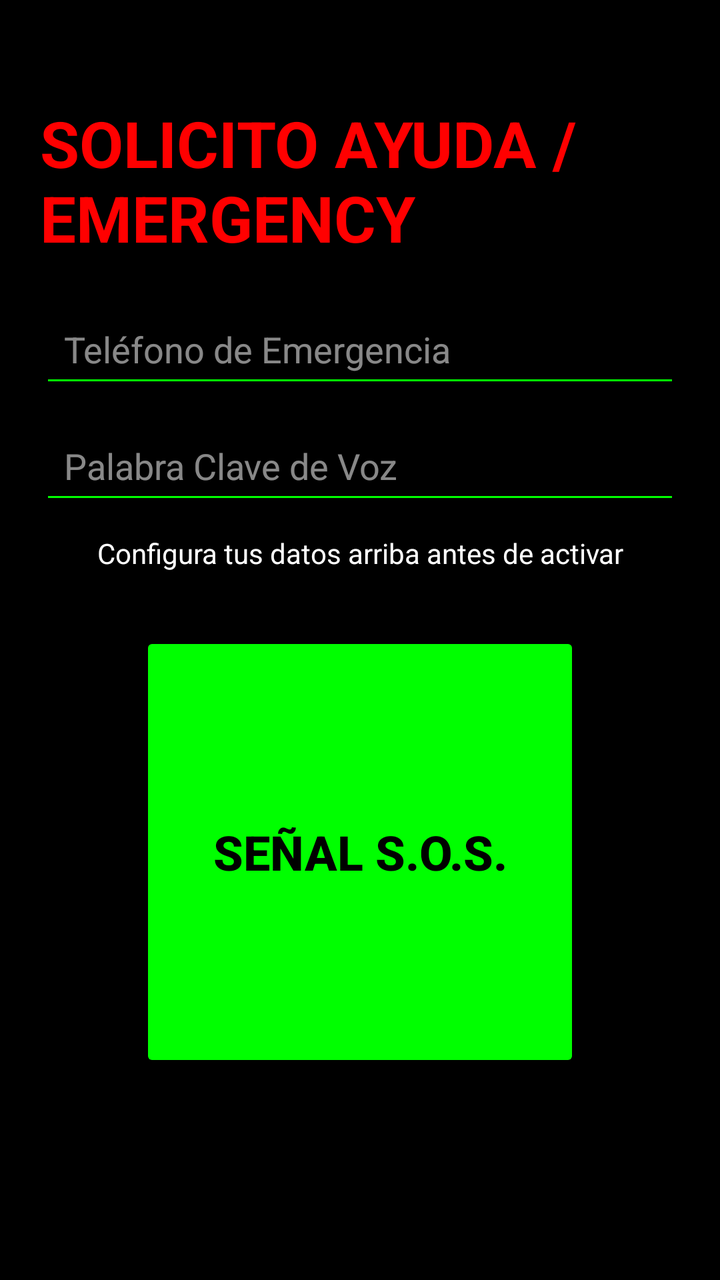
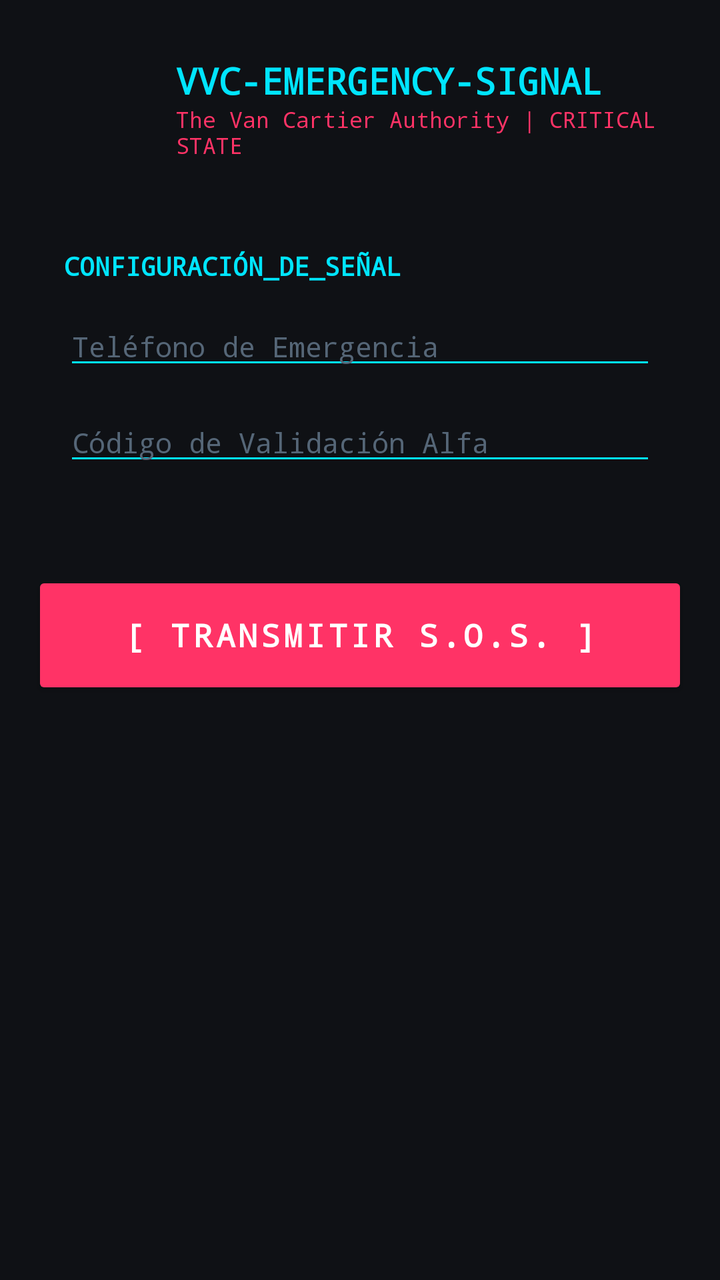

The first picture is an Android layout as it rendered before a commit; the second is the same layout after the commit. The layout source and the unified diff follow.
<!-- AndroidManifest.xml: application theme Theme.VVCEMERGENCYSIGNAL -->
<!-- res/layout/activity_main.xml -->
<RelativeLayout xmlns:android="http://schemas.android.com/apk/res/android"
    android:layout_width="match_parent"
    android:layout_height="match_parent"
    android:background="#000000"
    android:padding="20dp">

    <TextView
        android:id="@+id/txtEmergency"
        android:layout_width="wrap_content"
        android:layout_height="wrap_content"
        android:text="SOLICITO AYUDA / EMERGENCY"
        android:textColor="#FF0000"
        android:textSize="32sp"
        android:textStyle="bold"
        android:layout_centerHorizontal="true"
        android:layout_marginTop="30dp"/>

    <LinearLayout
        android:id="@+id/configContainer"
        android:layout_width="match_parent"
        android:layout_height="wrap_content"
        android:layout_below="@id/txtEmergency"
        android:layout_marginTop="20dp"
        android:orientation="vertical">

        <EditText
            android:id="@+id/etEmergencyContact"
            android:layout_width="match_parent"
            android:layout_height="wrap_content"
            android:hint="Teléfono de Emergencia"
            android:textColor="#FFFFFF"
            android:textColorHint="#88FFFFFF"
            android:backgroundTint="#00FF00"
            android:inputType="phone"
            android:padding="12dp"
            android:layout_marginBottom="10dp"/>

        <EditText
            android:id="@+id/etVoiceCodeWord"
            android:layout_width="match_parent"
            android:layout_height="wrap_content"
            android:hint="Palabra Clave de Voz"
            android:textColor="#FFFFFF"
            android:textColorHint="#88FFFFFF"
            android:backgroundTint="#00FF00"
            android:inputType="text"
            android:padding="12dp"/>
    </LinearLayout>

    <TextView
        android:id="@+id/txtContact"
        android:layout_width="wrap_content"
        android:layout_height="wrap_content"
        android:text="Configura tus datos arriba antes de activar"
        android:textColor="#FFFFFF"
        android:textSize="14sp"
        android:layout_below="@id/configContainer"
        android:layout_centerHorizontal="true"
        android:layout_marginTop="10dp"
        android:gravity="center"/>

    <Button
        android:id="@+id/btnTrigger"
        android:layout_width="220dp"
        android:layout_height="220dp"
        android:layout_centerInParent="true"
        android:layout_below="@id/txtContact"
        android:layout_marginTop="30dp"
        android:backgroundTint="#00FF00"
        android:text="SEÑAL S.O.S."
        android:textColor="#000000"
        android:textSize="24sp"
        android:textStyle="bold" />
</RelativeLayout>
<!-- resources referenced by this layout -->
<resources>
  <style name="Theme.VVCEMERGENCYSIGNAL" parent="Theme.AppCompat.NoActionBar">
          <item name="colorPrimary">#000000</item>
          <item name="colorPrimaryDark">#000000</item>
          <item name="colorAccent">#00FF00</item>
      </style>
</resources>

<!-- the commit's change to res/layout/activity_main.xml (unified diff, before → after) -->
@@ -1,74 +1,110 @@
-<RelativeLayout xmlns:android="http://schemas.android.com/apk/res/android"
+<?xml version="1.0" encoding="utf-8"?>
+<LinearLayout xmlns:android="http://schemas.android.com/apk/res/android"
+    xmlns:app="http://schemas.android.com/apk/res-auto"
     android:layout_width="match_parent"
     android:layout_height="match_parent"
-    android:background="#000000"
-    android:padding="20dp">
+    android:background="#0F1115"
+    android:orientation="vertical"
+    android:padding="16dp">
 
-    <TextView
-        android:id="@+id/txtEmergency"
-        android:layout_width="wrap_content"
-        android:layout_height="wrap_content"
-        android:text="SOLICITO AYUDA / EMERGENCY"
-        android:textColor="#FF0000"
-        android:textSize="32sp"
-        android:textStyle="bold"
-        android:layout_centerHorizontal="true"
-        android:layout_marginTop="30dp"/>
-
+    
     <LinearLayout
-        android:id="@+id/configContainer"
         android:layout_width="match_parent"
         android:layout_height="wrap_content"
-        android:layout_below="@id/txtEmergency"
-        android:layout_marginTop="20dp"
-        android:orientation="vertical">
+        android:background="@drawable/panel_border_cyan"
+        android:orientation="horizontal"
+        android:padding="12dp"
+        android:layout_marginBottom="16dp">
+
+        <ImageView
+            android:id="@+id/logo_authority"
+            android:layout_width="48dp"
+            android:layout_height="48dp"
+            android:src="@drawable/ic_authority_logo"
+            android:layout_marginEnd="12dp"
+            android:contentDescription="Van Cartier Authority Logo" />
+
+        <LinearLayout
+            android:layout_width="match_parent"
+            android:layout_height="wrap_content"
+            android:orientation="vertical">
+
+            <TextView
+                android:layout_width="wrap_content"
+                android:layout_height="wrap_content"
+                android:text="VVC-EMERGENCY-SIGNAL"
+                android:textColor="#00E5FF"
+                android:textSize="18sp"
+                android:textStyle="bold"
+                android:fontFamily="monospace" />
+
+            <TextView
+                android:layout_width="wrap_content"
+                android:layout_height="wrap_content"
+                android:text="The Van Cartier Authority | CRITICAL STATE"
+                android:textColor="#FF3366"
+                android:textSize="11sp"
+                android:fontFamily="monospace" />
+        </LinearLayout>
+    </LinearLayout>
+
+    
+    <LinearLayout
+        android:layout_width="match_parent"
+        android:layout_height="wrap_content"
+        android:background="@drawable/panel_border_cyan"
+        android:orientation="vertical"
+        android:padding="16dp"
+        android:layout_marginBottom="24dp">
+
+        <TextView
+            android:layout_width="wrap_content"
+            android:layout_height="wrap_content"
+            android:text="CONFIGURACIÓN_DE_SEÑAL"
+            android:textColor="#00E5FF"
+            android:textSize="13sp"
+            android:textStyle="bold"
+            android:fontFamily="monospace"
+            android:layout_marginBottom="12dp" />
 
         <EditText
-            android:id="@+id/etEmergencyContact"
+            android:id="@+id/input_phone"
             android:layout_width="match_parent"
             android:layout_height="wrap_content"
             android:hint="Teléfono de Emergencia"
+            android:textColorHint="#556677"
             android:textColor="#FFFFFF"
-            android:textColorHint="#88FFFFFF"
-            android:backgroundTint="#00FF00"
+            android:backgroundTint="#00E5FF"
+            android:textSize="14sp"
+            android:fontFamily="monospace"
             android:inputType="phone"
-            android:padding="12dp"
-            android:layout_marginBottom="10dp"/>
+            android:layout_marginBottom="12dp" />
 
         <EditText
-            android:id="@+id/etVoiceCodeWord"
+            android:id="@+id/input_alpha_code"
             android:layout_width="match_parent"
             android:layout_height="wrap_content"
-            android:hint="Palabra Clave de Voz"
+            android:hint="Código de Validación Alfa"
+            android:textColorHint="#556677"
             android:textColor="#FFFFFF"
-            android:textColorHint="#88FFFFFF"
-            android:backgroundTint="#00FF00"
-            android:inputType="text"
-            android:padding="12dp"/>
+            android:backgroundTint="#00E5FF"
+            android:textSize="14sp"
+            android:fontFamily="monospace"
+            android:inputType="textPassword"
+            android:layout_marginBottom="8dp" />
     </LinearLayout>
 
-    <TextView
-        android:id="@+id/txtContact"
-        android:layout_width="wrap_content"
-        android:layout_height="wrap_content"
-        android:text="Configura tus datos arriba antes de activar"
+    
+    <Button
+        android:id="@+id/btn_sos"
+        android:layout_width="match_parent"
+        android:layout_height="64dp"
+        android:backgroundTint="#FF3366"
+        android:text="[ TRANSMITIR S.O.S. ]"
         android:textColor="#FFFFFF"
-        android:textSize="14sp"
-        android:layout_below="@id/configContainer"
-        android:layout_centerHorizontal="true"
-        android:layout_marginTop="10dp"
-        android:gravity="center"/>
+        android:textSize="16sp"
+        android:textStyle="bold"
+        android:fontFamily="monospace"
+        android:letterSpacing="0.1" />
 
-    <Button
-        android:id="@+id/btnTrigger"
-        android:layout_width="220dp"
-        android:layout_height="220dp"
-        android:layout_centerInParent="true"
-        android:layout_below="@id/txtContact"
-        android:layout_marginTop="30dp"
-        android:backgroundTint="#00FF00"
-        android:text="SEÑAL S.O.S."
-        android:textColor="#000000"
-        android:textSize="24sp"
-        android:textStyle="bold" />
-</RelativeLayout>
+</LinearLayout>
